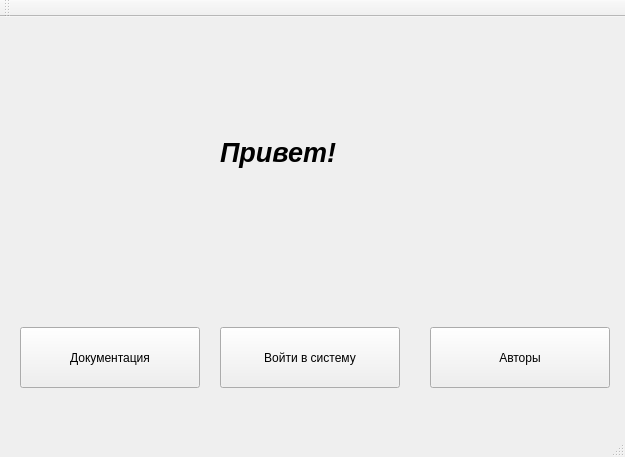
First picture: the form in mainwindow.ui, repository RodionovAS07/Kursovaya, before the edit.
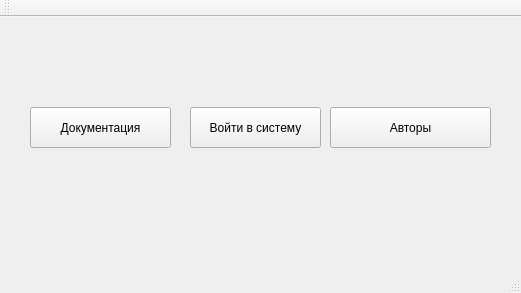
Second picture: the form after the edit.

```diff
--- a/mainwindow.ui
+++ b/mainwindow.ui
@@ -6,41 +6,34 @@
    <rect>
     <x>0</x>
     <y>0</y>
-    <width>625</width>
-    <height>457</height>
+    <width>521</width>
+    <height>293</height>
    </rect>
   </property>
   <property name="windowTitle">
    <string>MainWindow</string>
   </property>
   <widget class="QWidget" name="centralWidget">
-   <widget class="QLabel" name="image">
+   <widget class="QPushButton" name="authFormButton">
     <property name="geometry">
      <rect>
-      <x>220</x>
+      <x>190</x>
       <y>90</y>
-      <width>171</width>
-      <height>91</height>
+      <width>131</width>
+      <height>41</height>
      </rect>
     </property>
-    <property name="font">
-     <font>
-      <pointsize>20</pointsize>
-      <italic>true</italic>
-      <bold>true</bold>
-     </font>
-    </property>
     <property name="text">
-     <string>Привет!</string>
+     <string>Войти в систему</string>
     </property>
    </widget>
    <widget class="QPushButton" name="DocButton">
     <property name="geometry">
      <rect>
-      <x>20</x>
-      <y>310</y>
-      <width>180</width>
-      <height>61</height>
+      <x>30</x>
+      <y>90</y>
+      <width>141</width>
+      <height>41</height>
      </rect>
     </property>
     <property name="text">
@@ -50,29 +43,16 @@
    <widget class="QPushButton" name="InfAuthorButton">
     <property name="geometry">
      <rect>
-      <x>430</x>
-      <y>310</y>
-      <width>180</width>
-      <height>61</height>
+      <x>330</x>
+      <y>90</y>
+      <width>161</width>
+      <height>41</height>
      </rect>
     </property>
     <property name="text">
      <string>Авторы</string>
     </property>
    </widget>
-   <widget class="QPushButton" name="authFormButton">
-    <property name="geometry">
-     <rect>
-      <x>220</x>
-      <y>310</y>
-      <width>180</width>
-      <height>61</height>
-     </rect>
-    </property>
-    <property name="text">
-     <string>Войти в систему</string>
-    </property>
-   </widget>
   </widget>
   <widget class="QMenuBar" name="menuBar">
    <property name="geometry">
```
Left out of the diff: 4 changed lines with no effect on the pictures.
